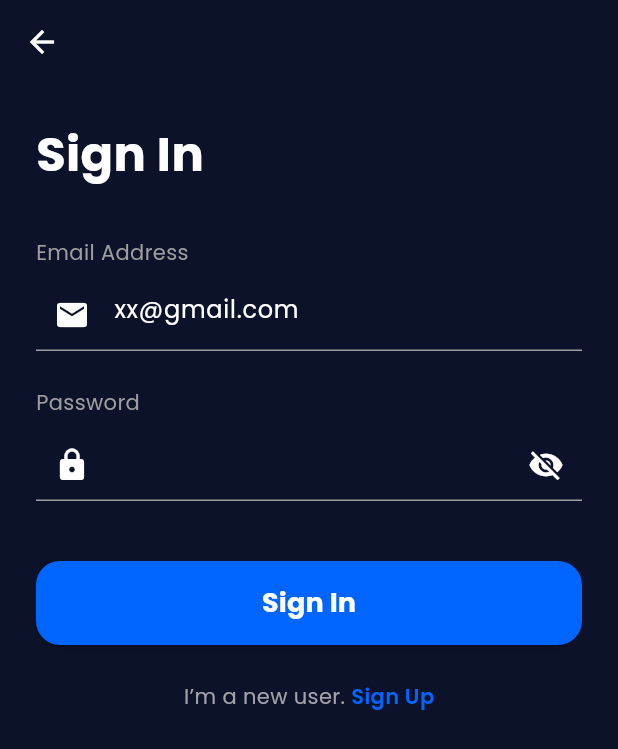
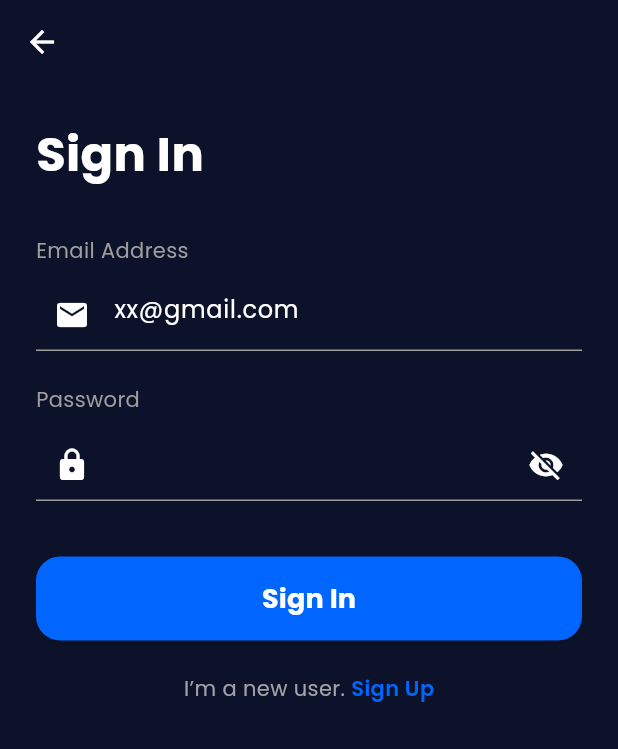
Before and after one commit to sivanianto/screens_intership, a Flutter app: the Signin screen opened directly, on a phone screen of 412 x 824 dp. Shown: the top 749 px of the screen. Run offline on Flutter 3.47's test engine with Material 3 defaults, Android fonts, the phone set to English and light mode, and no system bars; our stand-ins replace google_fonts, google_nav_bar.

Commit message:
solved errors

```diff
--- a/bankapp/lib/pages/signin.dart
+++ b/bankapp/lib/pages/signin.dart
@@ -1,8 +1,8 @@
-import 'package:bankapp/colors/colors.dart';
 import 'package:flutter/material.dart';
 import 'package:google_fonts/google_fonts.dart';
+import 'package:bankapp/colors/colors.dart';
 import 'signup.dart';
-import 'homepage.dart'; // <-- Import homepage here!
+import 'homepage.dart';
 
 class Signin extends StatefulWidget {
   const Signin({super.key});
@@ -21,28 +21,25 @@
 appBar: AppBar(
   backgroundColor: Colors.transparent,
       elevation: 0,
-        leading: BackButton(color: Colors.white),
+leading: const BackButton(color: Colors.white),
 ),
 body: SingleChildScrollView(
   padding: const EdgeInsets.all(24.0),
 child: Column(
 crossAxisAlignment: CrossAxisAlignment.start,
 children: [
-            Text(
-              "Sign In",
+
+  Text("Sign In",
 style: GoogleFonts.poppins(
 fontSize: 32,
     fontWeight: FontWeight.bold,
-                color: Colors.white,
-              ),
-            ),
-            SizedBox(height: 32),
+color: Colors.white)),
 
-            Text(
-              "Email Address",
-              style: GoogleFonts.poppins(color: Colors.grey),
-            ),
-            SizedBox(height: 8),
+SizedBox(height: 31),
+
+Text("Email Address", style: GoogleFonts.poppins(color: Colors.grey)),
+
+SizedBox(height: 9),
     TextField(
 style: const TextStyle(color: Colors.white),
 decoration: InputDecoration(
@@ -55,10 +52,10 @@
 ),
 ),
 
-            SizedBox(height: 24),
+SizedBox(height: 22),
+Text("Password", style: GoogleFonts.poppins(color: Colors.grey)),
+SizedBox(height: 10),
 
-            Text("Password", style: GoogleFonts.poppins(color: Colors.grey)),
-            SizedBox(height: 8),
 TextField(
 obscureText: _obscurePassword,
 style: const TextStyle(color: Colors.white),
@@ -66,7 +63,9 @@
 prefixIcon: const Icon(Icons.lock, color: Colors.white),
 suffixIcon: IconButton(
 icon: Icon(
-                    _obscurePassword ? Icons.visibility_off : Icons.visibility,
+  _obscurePassword
+      ? Icons.visibility_off
+      : Icons.visibility,
   color: Colors.white,
 ),
 onPressed: () {
@@ -81,7 +80,7 @@
 ),
 ),
 
-            SizedBox(height: 40),
+     SizedBox(height: 37),
 
 SizedBox(
 width: double.infinity,
@@ -90,7 +89,7 @@
 onPressed: () {
   Navigator.push(
 context,
-                    MaterialPageRoute(builder: (context) => const HomePage()),
+      MaterialPageRoute(builder: (context) => HomePage()),
     );
 },
 style: ElevatedButton.styleFrom(
@@ -99,44 +98,37 @@
         borderRadius: BorderRadius.circular(16),
       ),
 ),
-                child: Text(
-                  "Sign In",
+child: Text("Sign In",
 style: GoogleFonts.poppins(
 color: Colors.white,
 fontSize: 18,
 fontWeight: FontWeight.bold,
-                  ),
-                ),
+)),
 ),
 ),
 
-            SizedBox(height: 24),
+SizedBox(height: 22),
 
 Center(
 child: GestureDetector(
 onTap: () {
 Navigator.push(
 context,
-                    MaterialPageRoute(builder: (context) => const SignUp()),
+MaterialPageRoute(builder: (context) => SignUp()),
 );
 },
 child: Row(
 mainAxisAlignment: MainAxisAlignment.center,
 children: [
-                    Text(
-                      "I’m a new user. ",
+Text("I’m a new user. ",
 style: GoogleFonts.poppins(
   color: ColorConstants.silenttextcolor,
-                        fontSize: 14,
-                      ),
-                    ),
-                    Text(
-                      "Sign Up",
+fontSize: 14)),
+Text("Sign Up",
 style: GoogleFonts.poppins(
 color: ColorConstants.button,
 fontWeight: FontWeight.w600,
-                      ),
-                    ),
+)),
 ],
 ),
 ),
```
Lines whose indentation alone changed are shown as unchanged.
